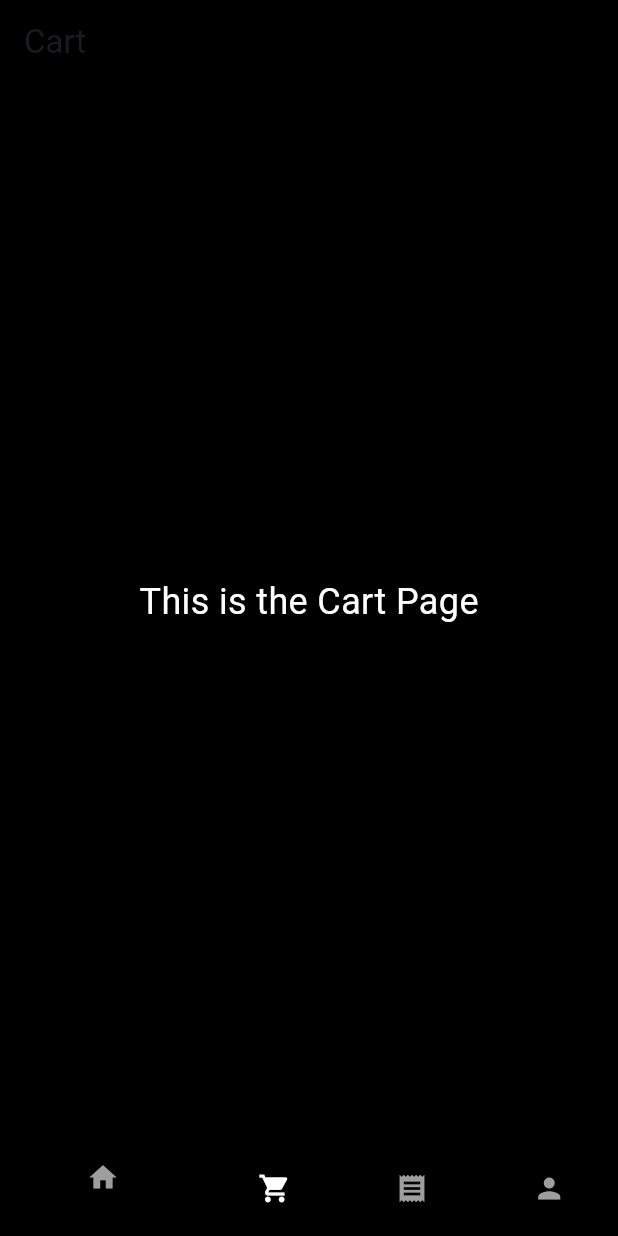
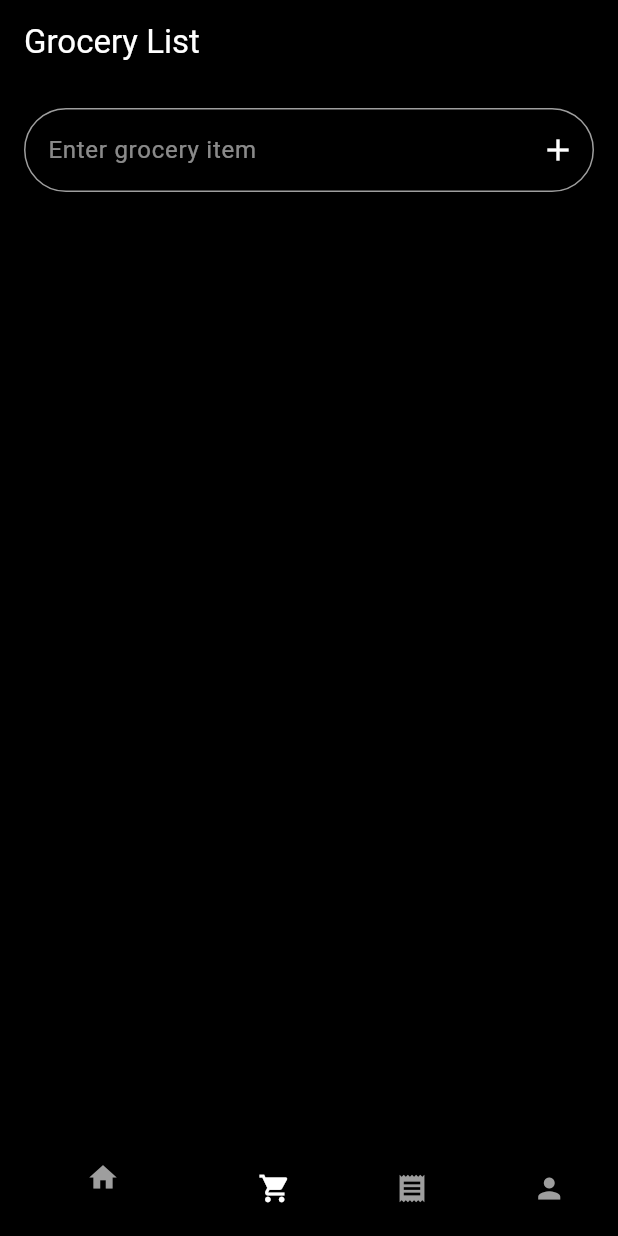
Before and after one commit to Akul-Chordia/shopeasy, a Flutter app: the screen it shows once a user with an empty profile is signed in, item 2 of the bottom bar chosen, on a phone screen of 412 x 824 dp. Run offline on Flutter 3.47's test engine with Material 3 defaults, Android fonts, the phone set to English and light mode, and no system bars; our stand-ins replace cloud_firestore, firebase_auth, firebase_core; accounts and stored records are empty; network calls fail.

Commit message:
Miscellaneous changes

```diff
--- a/lib/auth_service.dart
+++ b/lib/auth_service.dart
@@ -40,4 +40,10 @@ class AuthService {
   User? getCurrentUser() {
     return _auth.currentUser;
   }
+
+  // Get Current User ID
+String? getCurrentUserId() {
+  return _auth.currentUser?.uid;
 }
+
+}
--- a/lib/cart_page.dart
+++ b/lib/cart_page.dart
@@ -3,21 +3,86 @@ import 'package:shopeasy/home_page.dart';
 import 'bills.dart';
 import 'profile_page.dart';
 
-class CartPage extends StatelessWidget {
+class CartPage extends StatefulWidget {
   const CartPage({Key? key}) : super(key: key);
+
+  @override
+  _CartPageState createState() => _CartPageState();
+}
+
+class _CartPageState extends State<CartPage> {
+  final List<String> _groceryList = [];
+  final TextEditingController _controller = TextEditingController();
+
+  void _addItem() {
+    if (_controller.text.isNotEmpty) {
+      setState(() {
+        _groceryList.add(_controller.text);
+        _controller.clear();
+      });
+    }
+  }
+
+  void _removeItem(int index) {
+    setState(() {
+      _groceryList.removeAt(index);
+    });
+  }
 
   @override
   Widget build(BuildContext context) {
     return Scaffold(
       backgroundColor: Colors.black,
       appBar: AppBar(
-        title: const Text('Cart'),
+        title: const Text('Grocery List', style: TextStyle(color: Colors.white)),
         backgroundColor: Colors.black,
       ),
-      body: Center(
-        child: const Text(
-          'This is the Cart Page',
-          style: TextStyle(color: Colors.white, fontSize: 24),
+      body: Padding(
+        padding: const EdgeInsets.all(16.0),
+        child: Column(
+          children: [
+            TextField(
+              controller: _controller,
+              decoration: InputDecoration(
+                hintText: 'Enter grocery item',
+                hintStyle: const TextStyle(color: Colors.white54),
+                enabledBorder: OutlineInputBorder(
+                  borderRadius: BorderRadius.circular(30.0),
+                  borderSide: const BorderSide(color: Colors.grey),
+                ),
+                focusedBorder: OutlineInputBorder(
+                  borderRadius: BorderRadius.circular(30.0),
+                  borderSide: const BorderSide(color: Colors.grey),
+                ),
+                suffixIcon: IconButton(
+                  icon: const Icon(Icons.add, color: Colors.white),
+                  onPressed: _addItem,
+                ),
+              ),
+              style: const TextStyle(color: Colors.white),
+            ),
+            const SizedBox(height: 20),
+            Expanded(
+              child: ListView.builder(
+                itemCount: _groceryList.length,
+                itemBuilder: (context, index) {
+                  return Card(
+                    color: Colors.grey[800],
+                    child: ListTile(
+                      title: Text(
+                        _groceryList[index],
+                        style: const TextStyle(color: Colors.white),
+                      ),
+                      trailing: IconButton(
+                        icon: const Icon(Icons.remove, color: Colors.white),
+                        onPressed: () => _removeItem(index),
+                      ),
+                    ),
+                  );
+                },
+              ),
+            ),
+          ],
         ),
       ),
       bottomNavigationBar: BottomNavigationBar(
--- a/lib/profile_page.dart
+++ b/lib/profile_page.dart
@@ -10,7 +10,7 @@ class ProfilePage extends StatelessWidget {
 
   @override
   Widget build(BuildContext context) {
-    final user = FirebaseAuth.instance.currentUser; // Get the logged-in user
+    final user = FirebaseAuth.instance.currentUser;
 
     return Scaffold(
       backgroundColor: Colors.black,
```
